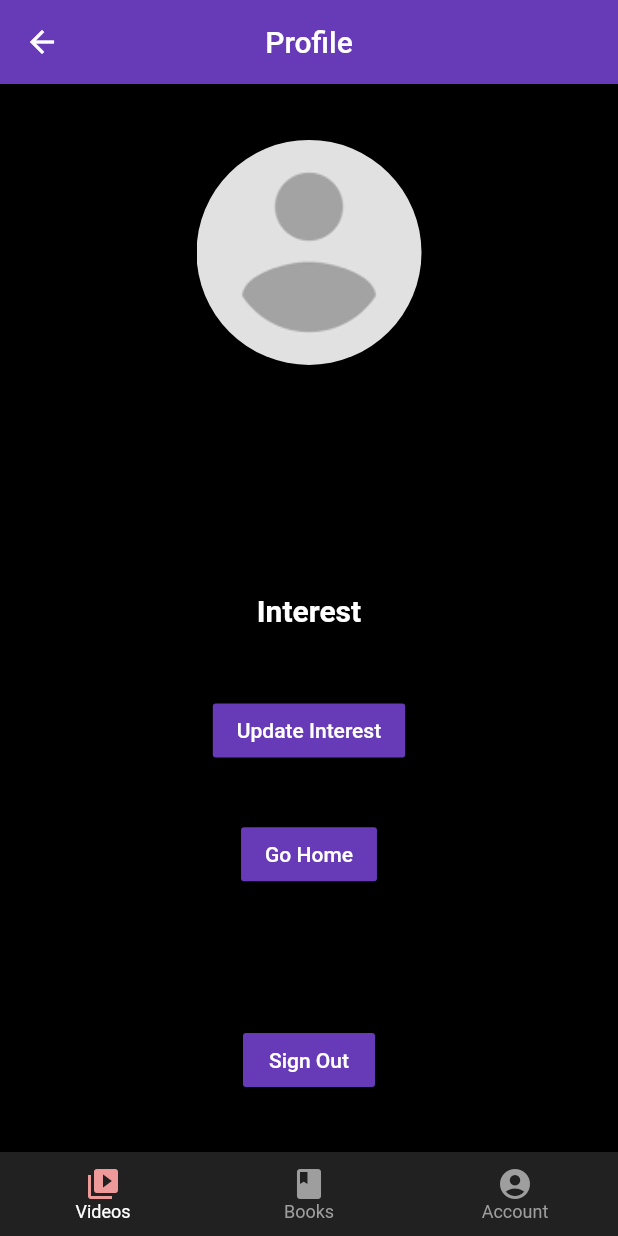
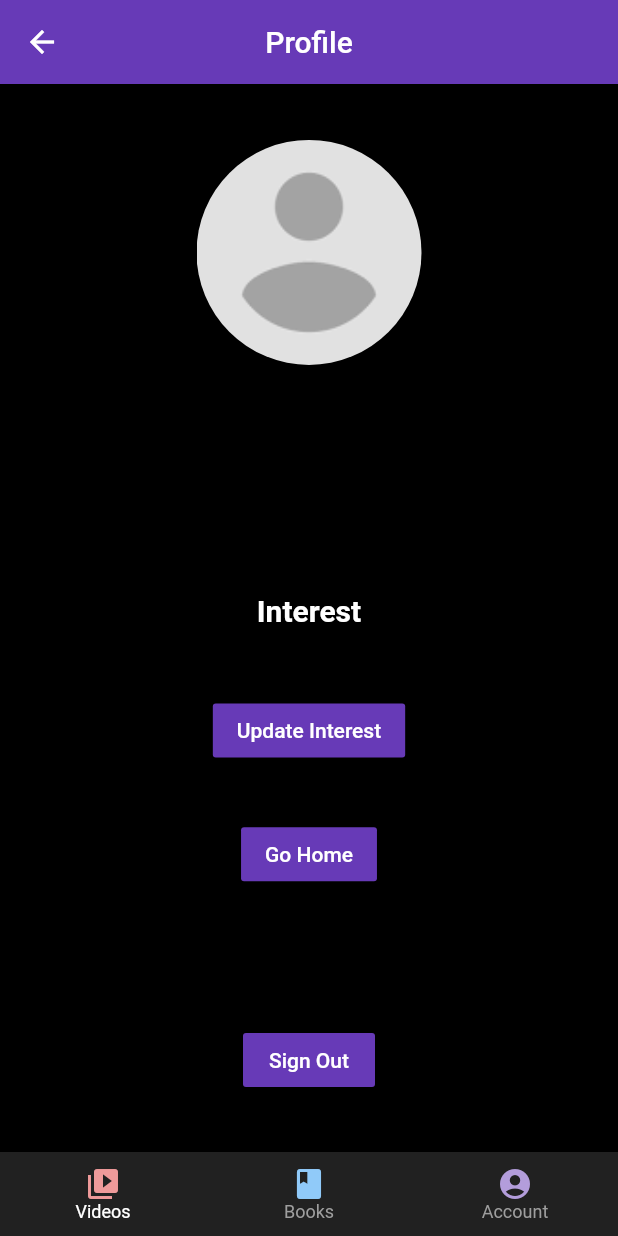
Before and after one commit to himanshubalani/vedas_flutter, a Flutter app: the AccountPage screen opened by its route, on a phone screen of 412 x 824 dp. Run offline on Flutter 3.47's test engine with Material 2 defaults, Android fonts, the phone set to English and light mode, and no system bars; our stand-ins replace cloud_firestore, firebase_auth, firebase_core, flutter_feather_icons, get, google_sign_in and 2 more; missing offline and left inert: flutter_webview_plugin, googleapis, youtube_api; accounts and stored records are empty.

Commit message:
Improved Icons in NavBar

```diff
--- a/lib/bottomnavbar.dart
+++ b/lib/bottomnavbar.dart
@@ -31,19 +31,19 @@ class _MyBottomNavigationBarState extends State<MyBottomNavigationBar> {
         type: BottomNavigationBarType.fixed,
         items: [
         BottomNavigationBarItem(
-        icon: Icon(Icons.video_library),
+        icon: Icon(Icons.video_library, color: Colors.red[200],),
         label: 'Videos',
         backgroundColor: Colors.grey[900],
         activeIcon: Icon(Icons.video_library, color: Colors.red[200]),
        ),
         BottomNavigationBarItem(
-        icon: Icon(Icons.book),
+        icon: Icon(Icons.book,color: Colors.blue[200]),
         label: 'Books',
         backgroundColor: Colors.grey[900],
         activeIcon: Icon(Icons.book, color: Colors.blue[200]),
         ),
         BottomNavigationBarItem(
-        icon: Icon(Icons.account_circle),
+        icon: Icon(Icons.account_circle, color: Colors.deepPurple[200]),
         label: 'Account',
         backgroundColor: Colors.grey[900],
         activeIcon: Icon(Icons.account_circle, color: Colors.deepPurple[200]),
```
